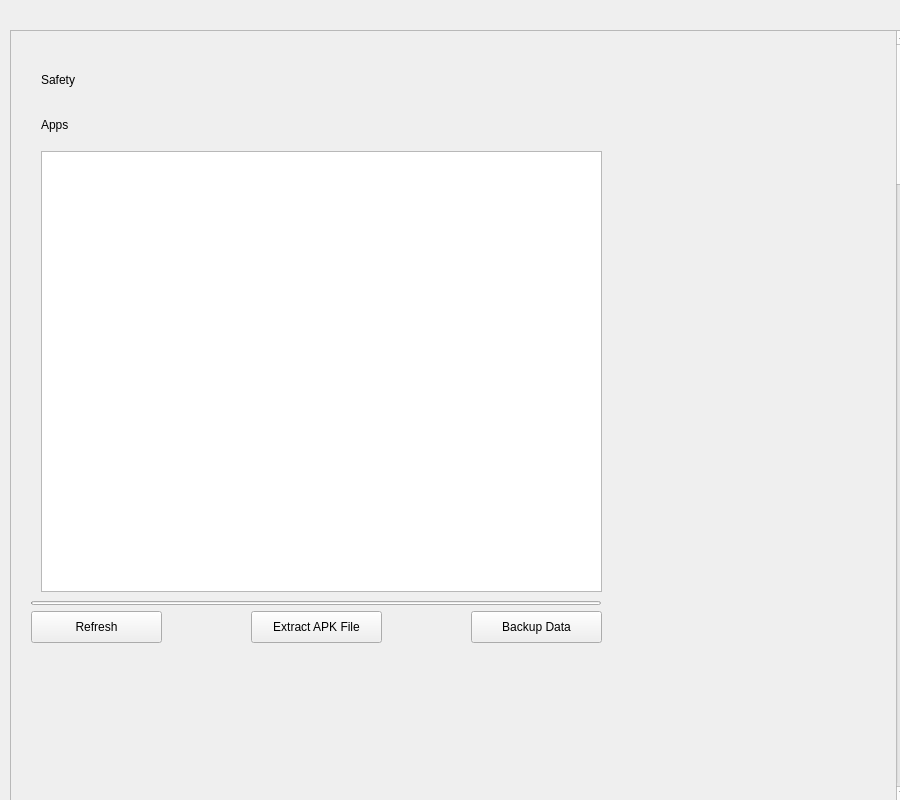
First picture: the form in fluentflash/app/view/SafetyInterface.ui, repository TigGrak/fluent-flash, before the edit.
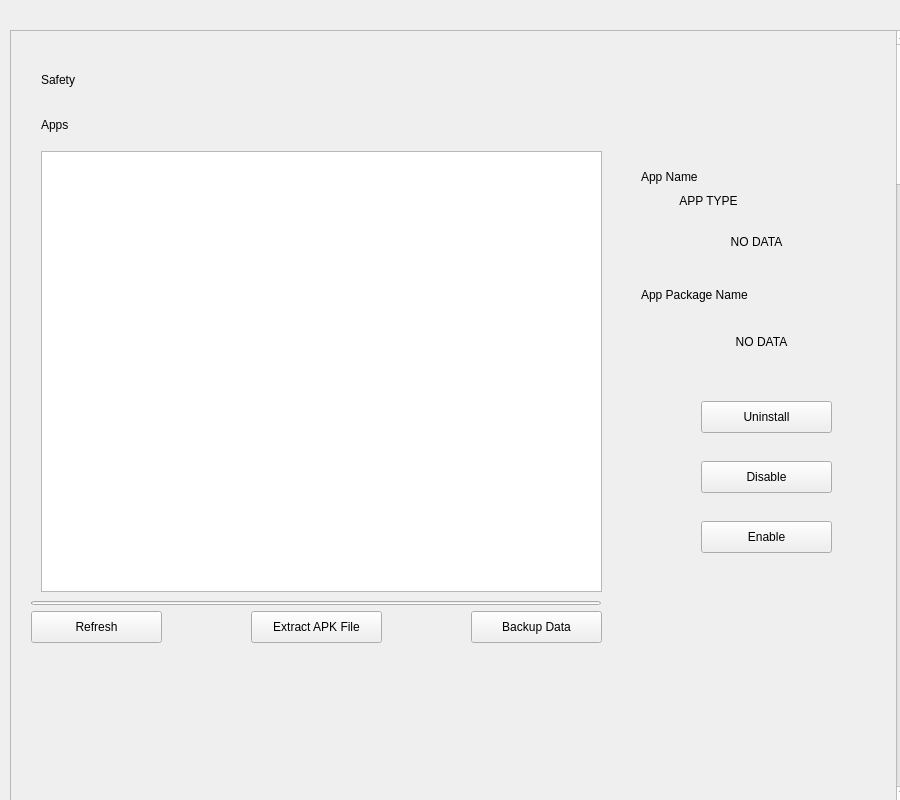
Second picture: the form after the edit. Custom widgets are drawn as their Qt base class.

```diff
--- a/fluentflash/app/view/SafetyInterface.ui
+++ b/fluentflash/app/view/SafetyInterface.ui
@@ -121,16 +121,6 @@
       <string>Refresh</string>
      </property>
     </widget>
-    <widget class="IndeterminateProgressBar" name="RefreshProgress">
-     <property name="geometry">
-      <rect>
-       <x>20</x>
-       <y>570</y>
-       <width>570</width>
-       <height>4</height>
-      </rect>
-     </property>
-    </widget>
     <widget class="ProgressBar" name="BackupAExtractProgress">
      <property name="geometry">
       <rect>
@@ -144,6 +134,147 @@
       <double>0.000000000000000</double>
      </property>
     </widget>
+    <widget class="CaptionLabel" name="APPNameLabel">
+     <property name="geometry">
+      <rect>
+       <x>610</x>
+       <y>200</y>
+       <width>271</width>
+       <height>21</height>
+      </rect>
+     </property>
+     <property name="text">
+      <string>NO DATA</string>
+     </property>
+     <property name="alignment">
+      <set>Qt::AlignCenter</set>
+     </property>
+    </widget>
+    <widget class="SubtitleLabel" name="APPPackageNameTitle">
+     <property name="geometry">
+      <rect>
+       <x>630</x>
+       <y>250</y>
+       <width>241</width>
+       <height>28</height>
+      </rect>
+     </property>
+     <property name="text">
+      <string>App Package Name</string>
+     </property>
+    </widget>
+    <widget class="CaptionLabel" name="APPPackageNameLabel">
+     <property name="geometry">
+      <rect>
+       <x>620</x>
+       <y>300</y>
+       <width>261</width>
+       <height>21</height>
+      </rect>
+     </property>
+     <property name="styleSheet">
+      <string notr="true"/>
+     </property>
+     <property name="text">
+      <string>NO DATA</string>
+     </property>
+     <property name="alignment">
+      <set>Qt::AlignCenter</set>
+     </property>
+    </widget>
+    <widget class="PrimaryPushButton" name="ButtonUninstall_2">
+     <property name="geometry">
+      <rect>
+       <x>690</x>
+       <y>370</y>
+       <width>131</width>
+       <height>32</height>
+      </rect>
+     </property>
+     <property name="text">
+      <string>Uninstall</string>
+     </property>
+    </widget>
+    <widget class="PrimaryPushButton" name="ButtonDisable">
+     <property name="geometry">
+      <rect>
+       <x>690</x>
+       <y>430</y>
+       <width>131</width>
+       <height>32</height>
+      </rect>
+     </property>
+     <property name="text">
+      <string>Disable</string>
+     </property>
+    </widget>
+    <widget class="PrimaryPushButton" name="ButtonEnable">
+     <property name="geometry">
+      <rect>
+       <x>690</x>
+       <y>490</y>
+       <width>131</width>
+       <height>32</height>
+      </rect>
+     </property>
+     <property name="text">
+      <string>Enable</string>
+     </property>
+    </widget>
+    <widget class="SubtitleLabel" name="APPNameTitle">
+     <property name="geometry">
+      <rect>
+       <x>630</x>
+       <y>130</y>
+       <width>261</width>
+       <height>31</height>
+      </rect>
+     </property>
+     <property name="text">
+      <string>App Name</string>
+     </property>
+    </widget>
+    <widget class="InfoBadge" name="SelectQuantity">
+     <property name="geometry">
+      <rect>
+       <x>630</x>
+       <y>162</y>
+       <width>31</width>
+       <height>15</height>
+      </rect>
+     </property>
+     <property name="alignment">
+      <set>Qt::AlignCenter</set>
+     </property>
+    </widget>
+    <widget class="InfoBadge" name="InfoBadge">
+     <property name="geometry">
+      <rect>
+       <x>665</x>
+       <y>162</y>
+       <width>65</width>
+       <height>15</height>
+      </rect>
+     </property>
+     <property name="sizePolicy">
+      <sizepolicy hsizetype="Fixed" vsizetype="Fixed">
+       <horstretch>0</horstretch>
+       <verstretch>0</verstretch>
+      </sizepolicy>
+     </property>
+     <property name="minimumSize">
+      <size>
+       <width>65</width>
+       <height>0</height>
+      </size>
+     </property>
+     <property name="text">
+      <string>APP TYPE</string>
+     </property>
+     <property name="alignment">
+      <set>Qt::AlignCenter</set>
+     </property>
+    </widget>
    </widget>
   </widget>
  </widget>
@@ -164,6 +295,11 @@
    <header>qfluentwidgets</header>
    <container>1</container>
   </customwidget>
+  <customwidget>
+   <class>CaptionLabel</class>
+   <extends>QLabel</extends>
+   <header>qfluentwidgets</header>
+  </customwidget>
   <customwidget>
    <class>SubtitleLabel</class>
    <extends>QLabel</extends>
@@ -180,8 +316,8 @@
    <header>qfluentwidgets</header>
   </customwidget>
   <customwidget>
-   <class>IndeterminateProgressBar</class>
-   <extends>QProgressBar</extends>
+   <class>InfoBadge</class>
+   <extends>QLabel</extends>
    <header>qfluentwidgets</header>
   </customwidget>
   <customwidget>
```
